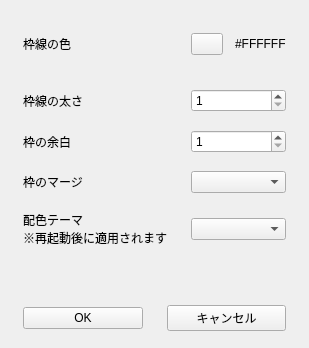
Old version of the form difference_viewer/resources/prefs_window.ui in the repository blue-no/difference-viewer.
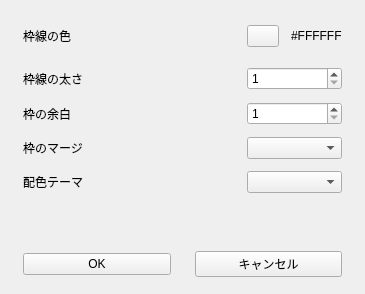
New version of the form.

```diff
--- a/difference_viewer/resources/prefs_window.ui
+++ b/difference_viewer/resources/prefs_window.ui
@@ -6,8 +6,8 @@
    <rect>
     <x>0</x>
     <y>0</y>
-    <width>295</width>
-    <height>348</height>
+    <width>360</width>
+    <height>294</height>
    </rect>
   </property>
   <property name="sizePolicy">
@@ -21,7 +21,7 @@
   </property>
   <layout class="QVBoxLayout" name="verticalLayout">
    <item>
-    <layout class="QGridLayout" name="gridLayout">
+    <layout class="QGridLayout" name="gridLayout" columnminimumwidth="200,0">
      <property name="leftMargin">
       <number>12</number>
      </property>
@@ -38,7 +38,7 @@
       <number>24</number>
      </property>
      <property name="verticalSpacing">
-      <number>18</number>
+      <number>12</number>
      </property>
      <item row="1" column="0">
       <widget class="QLabel" name="label_2">
@@ -50,8 +50,7 @@
      <item row="4" column="0">
       <widget class="QLabel" name="label_3">
        <property name="text">
-        <string>配色テーマ
-※再起動後に適用されます</string>
+        <string>配色テーマ</string>
        </property>
       </widget>
      </item>
```
